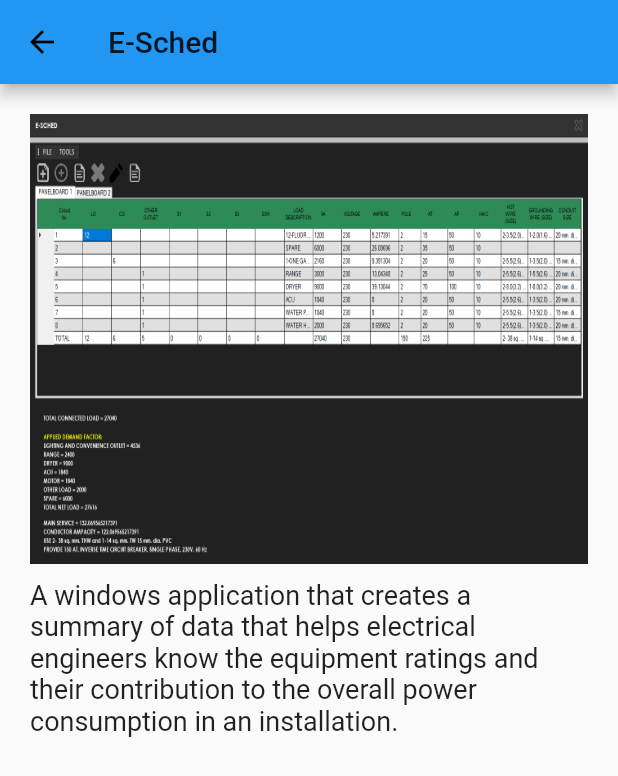
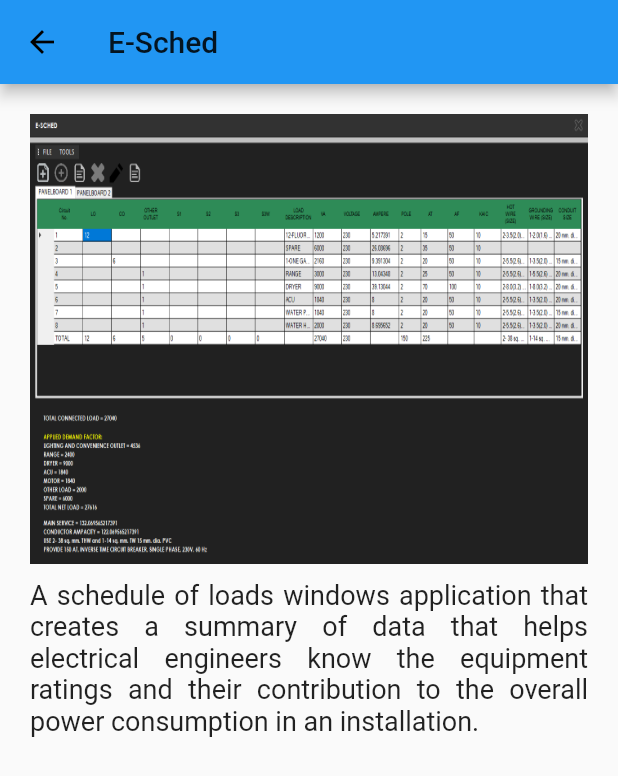
Before and after one commit to ChristianLloydSalon/Personal-Portfolio, a Flutter app: the screen it shows after launch, after a tap on "E-Sched", on a phone screen of 412 x 824 dp. Shown: the top 776 px of the screen. Run offline on Flutter 3.47's test engine with Material 2 defaults, Android fonts, the phone set to English and light mode, and no system bars.

Commit message:
Minor changes

```diff
--- a/personal_portfolio/lib/ProjectInfo.dart
+++ b/personal_portfolio/lib/ProjectInfo.dart
@@ -82,6 +82,7 @@ class ProjectInfo extends StatelessWidget {
                     // Details
                     Text(
                       _project!.Details,
+                      textAlign: TextAlign.justify,
                       style: TextStyle(
                         fontSize: (kIsWeb) ? 28 : 18,
                       ),
--- a/personal_portfolio/lib/Projects.dart
+++ b/personal_portfolio/lib/Projects.dart
@@ -20,9 +20,9 @@ abstract class Projects {
       title: 'E-Sched',
       subheader: "My client's thesis.",
       details:
-          'A windows application that creates a summary of data that helps electrical engineers ' +
-              'know the equipment ratings and their contribution to the overall power consumption in ' +
-              'an installation.',
+          'A schedule of loads windows application that creates a summary of data that helps ' +
+              'electrical engineers know the equipment ratings and their contribution to the ' +
+              'overall power consumption in an installation.',
       image: Image.asset('images/E-Sched.png'),
       icon: Image.asset('images/schedule-icon.png'),
     ),
```
